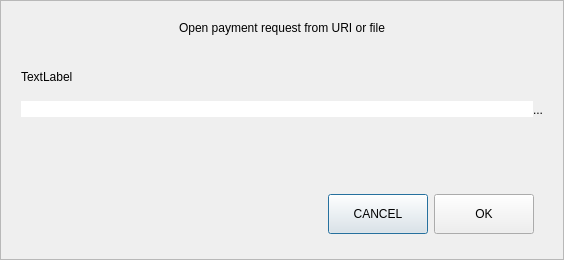
Above: src/qt/forms/openuridialog.ui from minerric/BLTG before the change. Below: the same form after it.
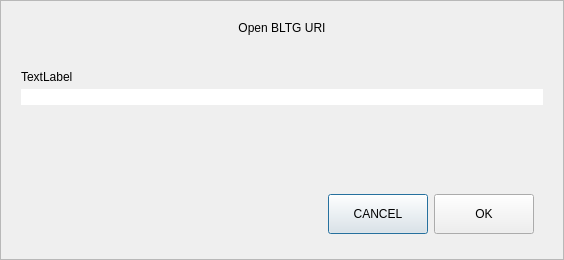
That is the form after the change. Custom widgets are drawn as their Qt base class.

The edit to the form file:
```diff
--- a/src/qt/forms/openuridialog.ui
+++ b/src/qt/forms/openuridialog.ui
@@ -56,7 +56,7 @@
       <item>
        <widget class="QLabel" name="labelTitle">
         <property name="text">
-         <string>Open payment request from URI or file</string>
+         <string>Open BLTG URI</string>
         </property>
         <property name="alignment">
          <set>Qt::AlignCenter</set>
@@ -101,31 +101,6 @@
           </property>
          </widget>
         </item>
-        <item>
-         <widget class="QPushButton" name="selectFileButton">
-          <property name="minimumSize">
-           <size>
-            <width>0</width>
-            <height>41</height>
-           </size>
-          </property>
-          <property name="toolTip">
-           <string>Select payment request file</string>
-          </property>
-          <property name="styleSheet">
-           <string notr="true">#selectFileButton{
-	border-top-left-radius:0px;
-	border-bottom-left-radius:0px;
-}</string>
-          </property>
-          <property name="text">
-           <string notr="true">...</string>
-          </property>
-          <property name="autoDefault">
-           <bool>false</bool>
-          </property>
-         </widget>
-        </item>
        </layout>
       </item>
       <item>
```
Left out of the diff: 2 changed lines with no effect on the pictures.
